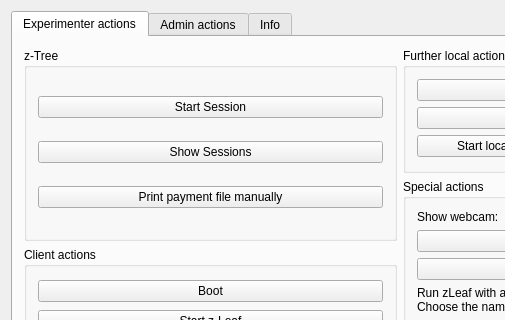
Before: the Qt Designer form src/mainwindow.ui in tobiaswee/Labcontrol, drawn with Qt 5; both pictures show x 0 to 505 and y 0 to 320 of the 800 by 864 pixel window.
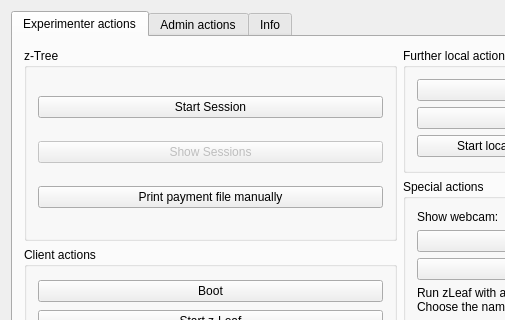
After: the same form once the commit is applied. Icons and pictures are not drawn.

Commit message: Temporarily disabled the display of sessions because of random crashes

The edit to the form file:
```diff
--- a/src/mainwindow.ui
+++ b/src/mainwindow.ui
@@ -61,6 +61,9 @@
              </item>
              <item>
               <widget class="QPushButton" name="PBShowSessions">
+               <property name="enabled">
+                <bool>false</bool>
+               </property>
                <property name="text">
                 <string>Show Sessions</string>
                </property>
```
